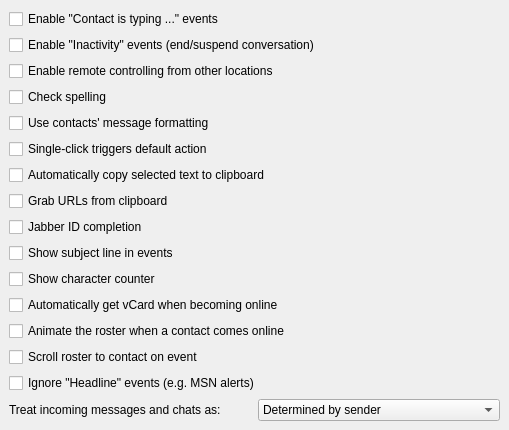
Before: the Qt Designer form src/options/opt_advanced.ui in psi-im/psi, drawn with Qt 5.
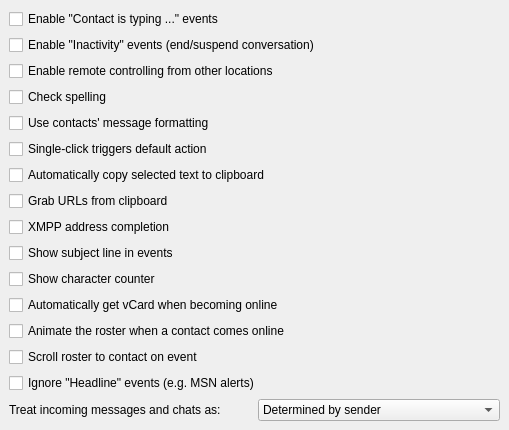
After: the same form once the commit is applied.

Commit message: jabber -> xmpp

Patch:
```diff
--- a/src/options/opt_advanced.ui
+++ b/src/options/opt_advanced.ui
@@ -78,7 +78,7 @@
    <item>
     <widget class="QCheckBox" name="ck_jidComplete" >
      <property name="text" >
-      <string>Jabber ID completion</string>
+      <string>XMPP address completion</string>
      </property>
     </widget>
    </item>
```
The commit also changes 29 other files.
